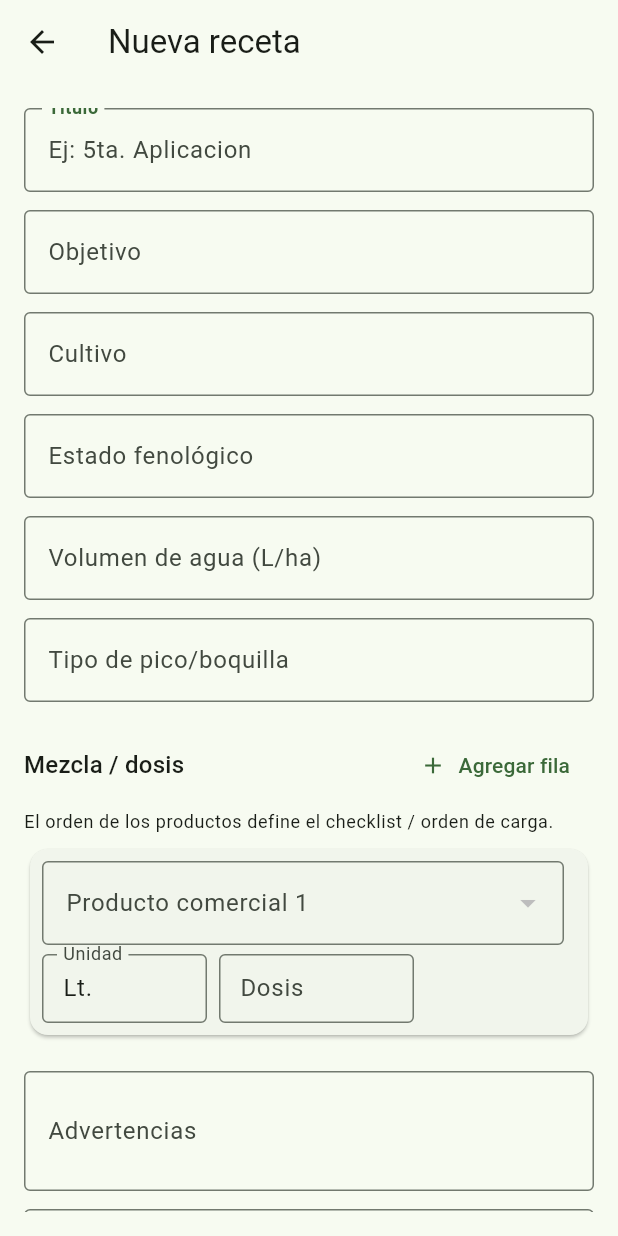
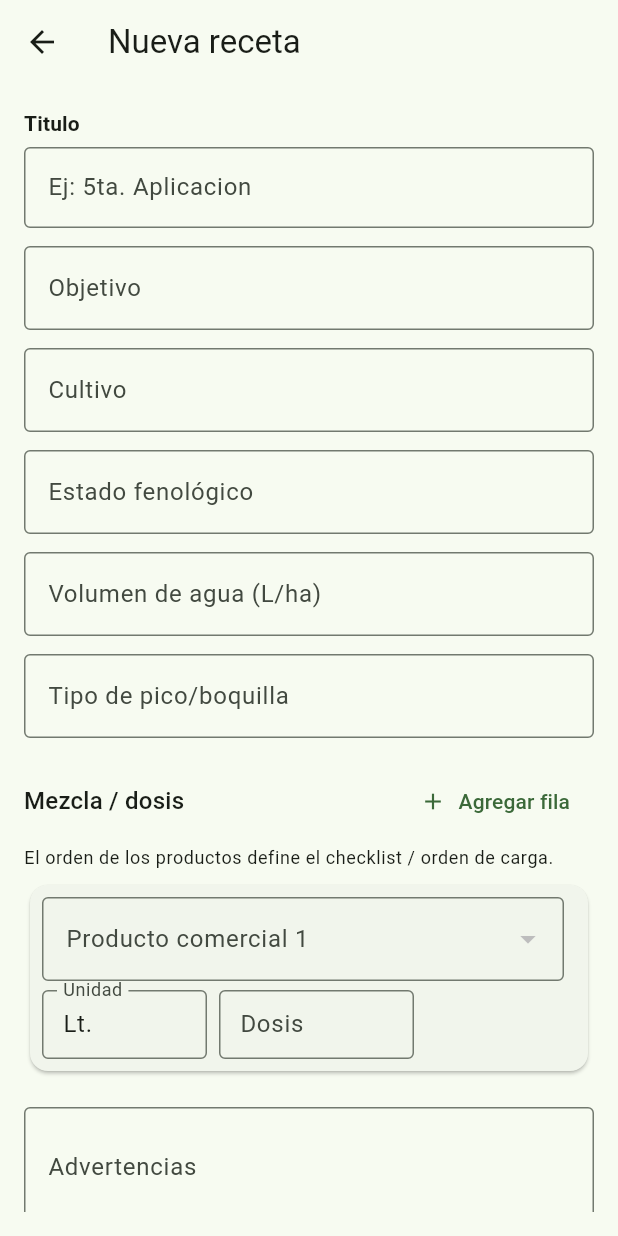
Before and after one commit to derlishgaray-afk/agripy, a Flutter app: the RecipeFormScreen screen opened directly with empty values, on a phone screen of 412 x 824 dp. Run offline on Flutter 3.47's test engine with Material 3 defaults, Android fonts, the phone set to English and light mode, and no system bars; our stand-ins replace cloud_firestore, firebase_auth, firebase_core, google_sign_in, pdf, share_plus; accounts and stored records are empty; statements that could not run were skipped.

Commit message:
5 de marzo 22:55

```diff
--- a/lib/features/recetario_agronomico/presentation/recipe_form_screen.dart
+++ b/lib/features/recetario_agronomico/presentation/recipe_form_screen.dart
@@ -270,23 +270,19 @@ class _RecipeFormScreenState extends State<RecipeFormScreen> {
             child: ListView(
               padding: const EdgeInsets.only(bottom: 32),
               children: [
+                Text(
+                  'Titulo',
+                  style: Theme.of(
+                    context,
+                  ).textTheme.labelLarge?.copyWith(fontWeight: FontWeight.w700),
+                ),
+                const SizedBox(height: 6),
                 TextFormField(
                   controller: _titleController,
-                  decoration: InputDecoration(
-                    labelText: 'Titulo',
+                  decoration: const InputDecoration(
                     hintText: 'Ej: 5ta. Aplicacion',
-                    floatingLabelBehavior: FloatingLabelBehavior.always,
-                    labelStyle: TextStyle(
-                      fontWeight: FontWeight.w600,
-                      color: Theme.of(context).colorScheme.onSurfaceVariant,
-                    ),
                     border: OutlineInputBorder(),
-                    contentPadding: const EdgeInsets.fromLTRB(12, 18, 12, 14),
-                    floatingLabelStyle: TextStyle(
-                      height: 1.2,
-                      fontWeight: FontWeight.w700,
-                      color: Theme.of(context).colorScheme.primary,
-                    ),
+                    contentPadding: EdgeInsets.fromLTRB(12, 16, 12, 14),
                   ),
                   validator: _requiredValidator,
                 ),
```
